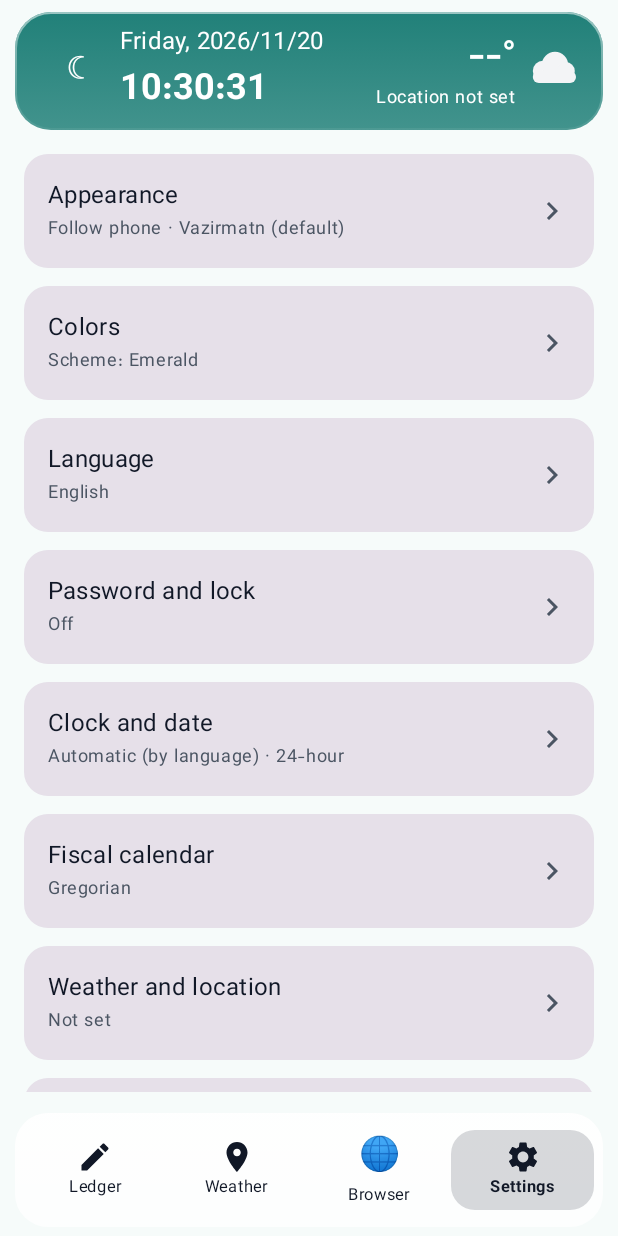
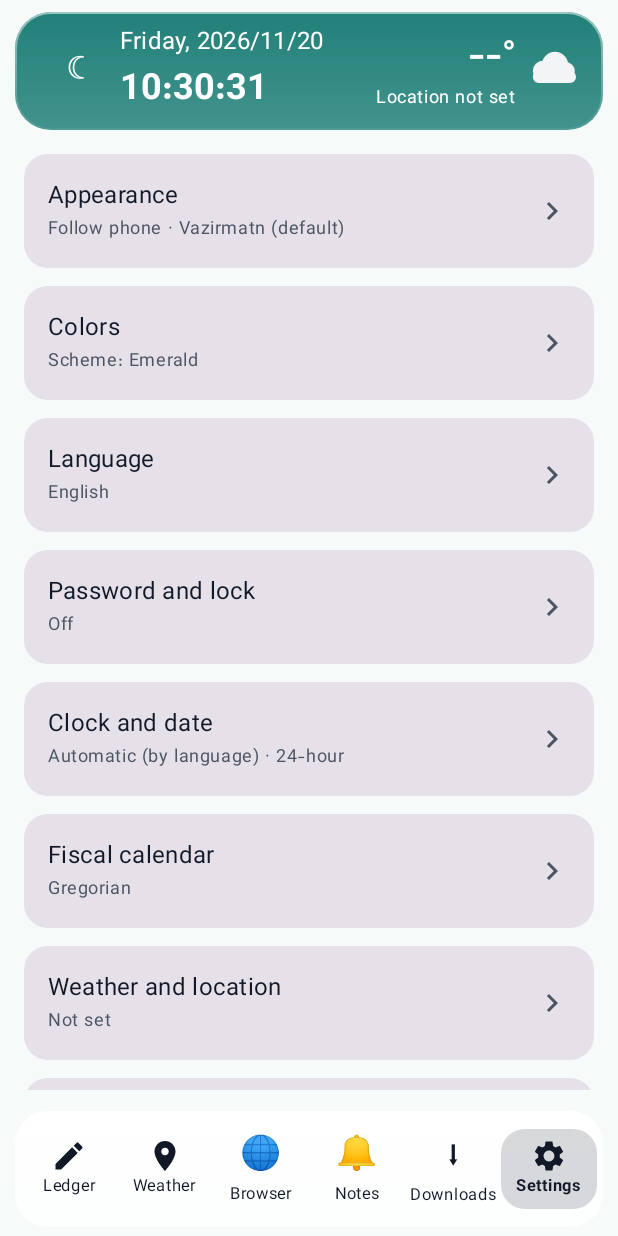
Before and after one commit to SENFIB/hesabyar, an Android app built with Jetpack Compose: the composable HesabyarScreen shown on its own in the app's theme, after a tap on "Settings", on a phone screen of 412 x 824 dp. Run offline under Robolectric (Android 15) with nearby library versions, the phone set to English and light mode, and no system bars; our stand-ins replace Room's generated code; 2 other taps on this screen came first.

Commit message:
Update HesabyarScreen.kt

```diff
--- a/app/src/main/java/com/hesabyar/app/ui/HesabyarScreen.kt
+++ b/app/src/main/java/com/hesabyar/app/ui/HesabyarScreen.kt
@@ -49,9 +49,10 @@ fun HesabyarScreen(vm: MainViewModel = viewModel()) {
     val deviceClock by vm.deviceClock.collectAsState()
     val tabsTop = ThemeStore.settings.tabsTop
 
-    // ۴ صفحه: ۰ حسابداری (شامل کالاها)، ۱ آب‌وهوا، ۲ مرورگر، ۳ تنظیمات
-    val pagerState = rememberPagerState(pageCount = { 4 })
+    // ۶ صفحه: ۰ حسابداری (شامل کالاها)، ۱ آب‌وهوا، ۲ مرورگر، ۳ یادداشت‌ها، ۴ دانلود، ۵ تنظیمات
+    val pagerState = rememberPagerState(pageCount = { 6 })
     val scope = rememberCoroutineScope()
+
     var showLocationSetup by rememberSaveable { mutableStateOf(!WeatherStore.hasLocation(context)) }
 
     LaunchedEffect(Unit) {
@@ -64,11 +65,13 @@ fun HesabyarScreen(vm: MainViewModel = viewModel()) {
 
     Column(modifier = Modifier.fillMaxSize()) {
         ClockHeader(regionType = regionType, deviceClock = deviceClock)
+
         if (tabsTop) {
             ThemePartScope(ThemePart.TABS) {
                 AppTabBar(selected = pagerState.currentPage, onSelect = onTab)
             }
         }
+
         Box(modifier = Modifier
             .weight(1f)
             .fillMaxWidth()
@@ -82,11 +85,14 @@ fun HesabyarScreen(vm: MainViewModel = viewModel()) {
                         0 -> AccountingScreen(vm, regionType)
                         1 -> WeatherScreen(vm, regionType)
                         2 -> BrowserScreen()
+                        3 -> RemindersScreen(regionType)
+                        4 -> DownloadsScreen()
                         else -> SettingsScreen(vm, regionType)
                     }
                 }
             }
         }
+
         if (!tabsTop) {
             ThemePartScope(ThemePart.TABS) {
                 AppTabBar(selected = pagerState.currentPage, onSelect = onTab)
@@ -101,17 +107,19 @@ fun HesabyarScreen(vm: MainViewModel = viewModel()) {
 
 // ---------- نوار تب‌ها (شیشه‌ای، بالا یا پایین) ----------
 // هر تب یا آیکون Material دارد یا یک نماد متنی (مثل 🌐) تا به کتابخانه آیکون اضافی نیاز نباشد
-
 private class BarTab(val label: String, val icon: ImageVector?, val glyph: String?)
 
 @Composable
 fun AppTabBar(selected: Int, onSelect: (Int) -> Unit) {
     val base = partColor(ThemePart.TABS, MaterialTheme.colorScheme.surface)
     val on = onColorFor(base)
+
     val tabs = listOf(
         BarTab(stringResource(R.string.tab_ledger), Icons.Filled.Create, null),
         BarTab(stringResource(R.string.tab_weather), Icons.Filled.LocationOn, null),
         BarTab(tr("مرورگر", "Browser", "المتصفح"), null, "🌐"),
+        BarTab(tr("یادداشت‌ها", "Notes", "ملاحظات"), null, "🔔"),
+        BarTab(tr("دانلود", "Downloads", "التنزيلات"), null, "⬇"),
         BarTab(stringResource(R.string.tab_settings), Icons.Filled.Settings, null)
     )
 
@@ -120,7 +128,7 @@ fun AppTabBar(selected: Int, onSelect: (Int) -> Unit) {
             .fillMaxWidth()
             .padding(horizontal = 10.dp, vertical = 6.dp)
             .glass(base, RoundedCornerShape(22.dp))
-            .padding(horizontal = 6.dp, vertical = 6.dp),
+            .padding(horizontal = 4.dp, vertical = 6.dp),
         verticalAlignment = Alignment.CenterVertically
     ) {
         tabs.forEachIndexed { i, tab ->
@@ -158,7 +166,6 @@ fun AppTabBar(selected: Int, onSelect: (Int) -> Unit) {
 }
 
 // ---------- هدر شیشه‌ای: دکمه تم، تاریخ و ساعت، آب‌وهوا ----------
-
 @Composable
 fun ClockHeader(regionType: CalendarType, deviceClock: Boolean) {
     val context = LocalContext.current
@@ -170,10 +177,13 @@ fun ClockHeader(regionType: CalendarType, deviceClock: Boolean) {
             delay(1000)
         }
     }
+
     val locale = if (deviceClock) deviceLocale() else regionType.locale
     val zone = if (deviceClock) deviceTimeZone() else regionType.timeZone
+
     val dateText = formatWith(now, "EEEE, yyyy/MM/dd", locale, zone)
     val timeText = formatWith(now, ClockFormat.timePattern(is24), locale, zone)
+
     val dark = isDarkNow()
     val weather = WeatherStore.state
     val glyphCode = (weather as? WeatherState.Ok)?.info?.code ?: -1
@@ -190,6 +200,7 @@ fun ClockHeader(regionType: CalendarType, deviceClock: Boolean) {
         WeatherState.Error -> "--°"
         WeatherState.None -> "--°"
     }
+
     val placeText = when (weather) {
         is WeatherState.Ok -> listOf(weather.place, conditionWord(weather.info.code, lang))
             .filter { it.isNotBlank() }
@@ -226,6 +237,7 @@ fun ClockHeader(regionType: CalendarType, deviceClock: Boolean) {
                 ) {
                     Text(if (dark) "☀" else "☾", style = MaterialTheme.typography.titleLarge)
                 }
+
                 Column(modifier = Modifier.weight(1f)) {
                     Text(
                         text = dateText,
@@ -242,6 +254,7 @@ fun ClockHeader(regionType: CalendarType, deviceClock: Boolean) {
                         maxLines = 1
                     )
                 }
+
                 Row(verticalAlignment = Alignment.CenterVertically) {
                     Column(horizontalAlignment = Alignment.End) {
                         Text(
@@ -268,7 +281,6 @@ fun ClockHeader(regionType: CalendarType, deviceClock: Boolean) {
 }
 
 // ---------- تب حسابداری (بخش تراکنش‌ها؛ زیرتب‌ها در AccountingScreen هستند) ----------
-
 @Composable
 fun LedgerScreen(vm: MainViewModel, regionType: CalendarType) {
     val transactions by vm.transactions.collectAsState()
@@ -349,6 +361,7 @@ fun AddTransactionCard(vm: MainViewModel) {
     val predefined = Category.entries.filter { it.isIncome == isIncome && it != Category.SALE }
     val customs = if (isIncome) customIncome else customExpense
     val options = predefined.map { it.key } + customs.map { CUSTOM_PREFIX + it }
+
     var selected by remember(isIncome) { mutableStateOf(predefined.first().key) }
     var customName by remember(isIncome) { mutableStateOf("") }
     var expanded by remember { mutableStateOf(false) }
@@ -365,6 +378,7 @@ fun AddTransactionCard(vm: MainViewModel) {
             verticalArrangement = Arrangement.spacedBy(10.dp)
         ) {
             Text(stringResource(R.string.add_transaction), style = MaterialTheme.typography.titleMedium)
+
             Row(horizontalArrangement = Arrangement.spacedBy(8.dp)) {
                 FilterChip(
                     selected = !isIncome,
@@ -377,6 +391,7 @@ fun AddTransactionCard(vm: MainViewModel) {
                     label = { Text(stringResource(R.string.income)) }
                 )
             }
+
             OutlinedTextField(
                 value = title,
                 onValueChange = { title = it },
@@ -384,6 +399,7 @@ fun AddTransactionCard(vm: MainViewModel) {
                 singleLine = true,
                 modifier = Modifier.fillMaxWidth()
             )
+
             OutlinedTextField(
                 value = amountText,
                 onValueChange = { amountText = digitsOnly(it) },
@@ -393,6 +409,7 @@ fun AddTransactionCard(vm: MainViewModel) {
                 visualTransformation = ThousandsVisualTransformation(),
                 modifier = Modifier.fillMaxWidth()
             )
+
             ExposedDropdownMenuBox(
                 expanded = expanded,
                 onExpandedChange = { expanded = it }
@@ -422,6 +439,7 @@ fun AddTransactionCard(vm: MainViewModel) {
                     }
                 }
             }
+
             if (isOther) {
                 OutlinedTextField(
                     value = customName,
@@ -431,9 +449,11 @@ fun AddTransactionCard(vm: MainViewModel) {
                     modifier = Modifier.fillMaxWidth()
                 )
             }
+
             error?.let {
                 Text(stringResource(it), color = MaterialTheme.colorScheme.error)
             }
+
             Button(
                 onClick = {
                     val amount = amountText.toLongOrNull()
```
